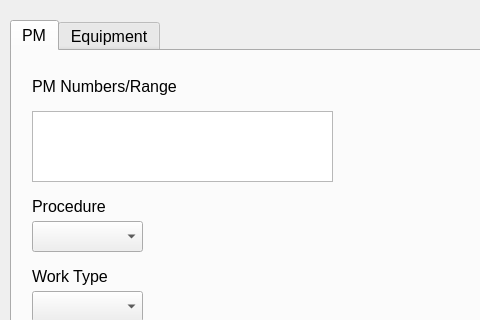
First picture: the form in main.ui, repository Simonfu28/Azzier-Automater, before the edit; both pictures show x 0 to 480 and y 0 to 320 of the 767 by 668 pixel window.
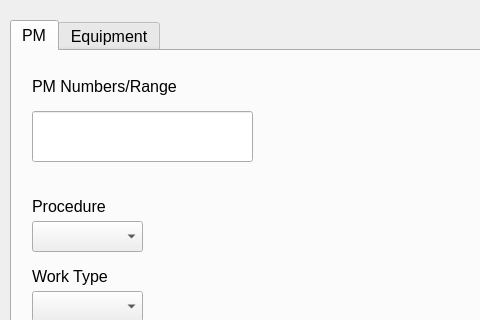
Second picture: the form after the edit.

```diff
--- a/main.ui
+++ b/main.ui
@@ -65,16 +65,6 @@
     <attribute name="title">
      <string>PM</string>
     </attribute>
-    <widget class="QTextEdit" name="pmNum">
-     <property name="geometry">
-      <rect>
-       <x>20</x>
-       <y>60</y>
-       <width>301</width>
-       <height>71</height>
-      </rect>
-     </property>
-    </widget>
     <widget class="QLabel" name="label">
      <property name="geometry">
       <rect>
@@ -372,6 +362,16 @@
       <string>No</string>
      </property>
     </widget>
+    <widget class="QLineEdit" name="pmNum">
+     <property name="geometry">
+      <rect>
+       <x>20</x>
+       <y>60</y>
+       <width>221</width>
+       <height>51</height>
+      </rect>
+     </property>
+    </widget>
    </widget>
    <widget class="QWidget" name="Equipment">
     <attribute name="title">
```
